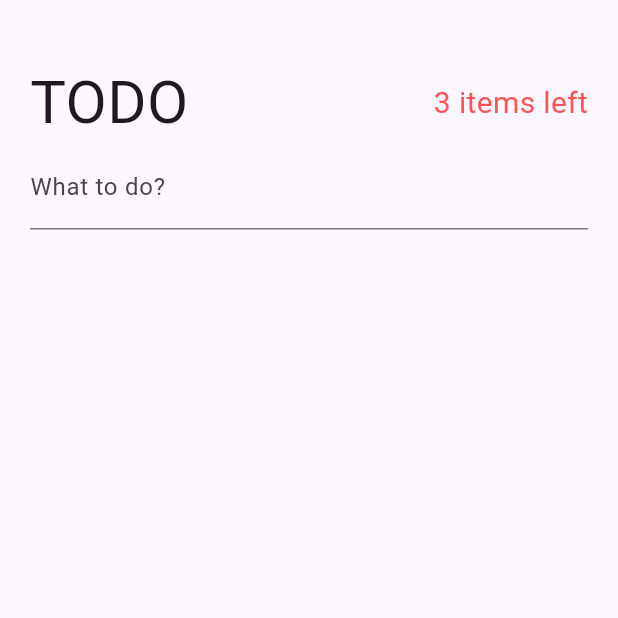
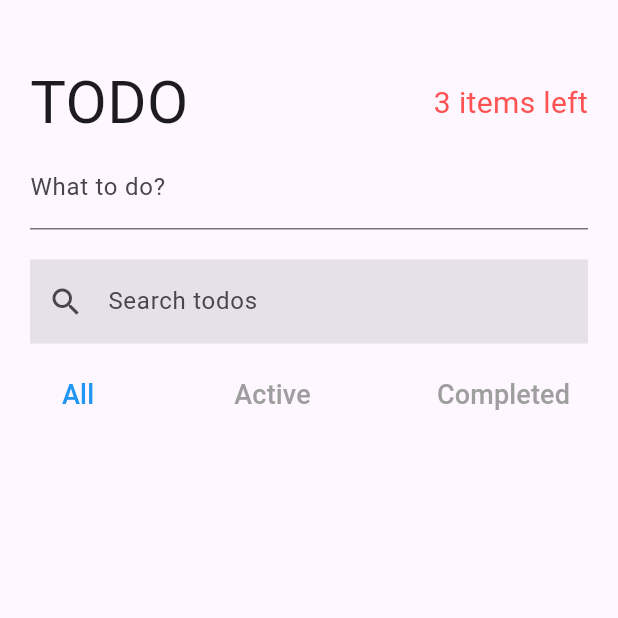
Before and after one commit to jo-duchan/flutter_todo, a Flutter app: the screen it shows after launch, on a phone screen of 412 x 824 dp, the top half of it. Run offline on Flutter 3.47's test engine with Material 3 defaults, Android fonts, the phone set to English and light mode, and no system bars; our stand-ins replace equatable.

Commit message:
Chapter 48. SearchAndFilterTodo widget

```diff
--- a/lib/pages/todos_page.dart
+++ b/lib/pages/todos_page.dart
@@ -1,5 +1,6 @@
 import 'package:flutter/material.dart';
 import 'package:provider/provider.dart';
+import 'package:todo_provider/models/todo_model.dart';
 import 'package:todo_provider/providers/providers.dart';
 
 class TodosPage extends StatefulWidget {
@@ -24,6 +25,10 @@ class _TodosPageState extends State<TodosPage> {
               children: [
                 TodoHeader(),
                 CreateTodo(),
+                SizedBox(
+                  height: 20,
+                ),
+                SearchAndFilterTodo(),
               ],
             ),
           ),
@@ -87,3 +92,64 @@ class _CreateTodoState extends State<CreateTodo> {
     );
   }
 }
+
+class SearchAndFilterTodo extends StatelessWidget {
+  const SearchAndFilterTodo({super.key});
+
+  @override
+  Widget build(BuildContext context) {
+    return Column(
+      children: [
+        TextField(
+          decoration: InputDecoration(
+            labelText: 'Search todos',
+            border: InputBorder.none,
+            filled: true,
+            prefixIcon: Icon(Icons.search),
+          ),
+          onChanged: (String? newSearchTerm) {
+            if (newSearchTerm != null) {
+              context.read<TodoSearch>().setSearchTerm(newSearchTerm);
+            }
+          },
+        ),
+        SizedBox(
+          height: 10,
+        ),
+        Row(
+          mainAxisAlignment: MainAxisAlignment.spaceBetween,
+          children: [
+            filterButton(context, Filter.all),
+            filterButton(context, Filter.active),
+            filterButton(context, Filter.completed),
+          ],
+        )
+      ],
+    );
+  }
+
+  Widget filterButton(BuildContext context, Filter filter) {
+    return TextButton(
+      onPressed: () {
+        context.read<TodoFilter>().changeFilter(filter);
+      },
+      child: Text(
+        filter == Filter.all
+            ? 'All'
+            : filter == Filter.active
+                ? 'Active'
+                : 'Completed',
+        style: TextStyle(
+          fontSize: 18,
+          color: textColor(context, filter),
+        ),
+      ),
+    );
+  }
+
+  Color textColor(BuildContext context, Filter filter) {
+    final currentFilter = context.watch<TodoFilter>().state.filter;
+
+    return currentFilter == filter ? Colors.blue : Colors.grey;
+  }
+}
```
